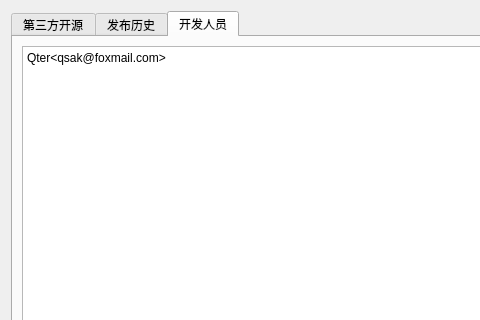
x-tools-author/x-tools, file src/moreinfo/SAKMoreInformation.ui: the form before one commit; both pictures show x 0 to 480 and y 0 to 320 of the 630 by 474 pixel window.
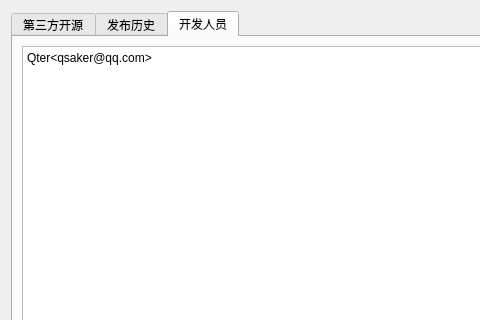
The form after the commit. The open tabs and pages were chosen to show the change.

```diff
--- a/src/moreinfo/SAKMoreInformation.ui
+++ b/src/moreinfo/SAKMoreInformation.ui
@@ -75,7 +75,7 @@
 &lt;html&gt;&lt;head&gt;&lt;meta name=&quot;qrichtext&quot; content=&quot;1&quot; /&gt;&lt;style type=&quot;text/css&quot;&gt;
 p, li { white-space: pre-wrap; }
 &lt;/style&gt;&lt;/head&gt;&lt;body style=&quot; font-family:'SimSun'; font-size:9pt; font-weight:400; font-style:normal;&quot;&gt;
-&lt;p style=&quot; margin-top:0px; margin-bottom:0px; margin-left:0px; margin-right:0px; -qt-block-indent:0; text-indent:0px;&quot;&gt;Qter&amp;lt;qsak@foxmail.com&amp;gt;&lt;/p&gt;&lt;/body&gt;&lt;/html&gt;</string>
+&lt;p style=&quot; margin-top:0px; margin-bottom:0px; margin-left:0px; margin-right:0px; -qt-block-indent:0; text-indent:0px;&quot;&gt;Qter&amp;lt;qsaker@qq.com&amp;gt;&lt;/p&gt;&lt;/body&gt;&lt;/html&gt;</string>
          </property>
         </widget>
        </item>
```
